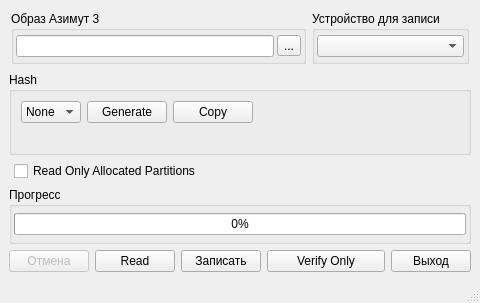
First picture: the form in src/mainwindow.ui, repository TBDD-RU/azimuth3imager, before the edit.
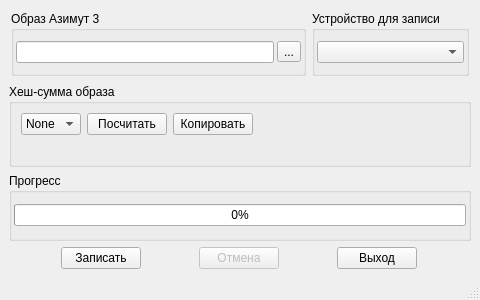
Second picture: the form after the edit. Icons and pictures are not drawn. Custom widgets are drawn as their Qt base class.

Commit message: some excess buttons removed; some other unimportant changes

What changed in the file:
```diff
--- a/src/mainwindow.ui
+++ b/src/mainwindow.ui
@@ -7,7 +7,7 @@
     <x>0</x>
     <y>0</y>
     <width>480</width>
-    <height>303</height>
+    <height>300</height>
    </rect>
   </property>
   <property name="sizePolicy">
@@ -125,7 +125,7 @@
     <item>
      <widget class="QGroupBox" name="hashGroup">
       <property name="title">
-       <string>Hash</string>
+       <string>Хеш-сумма образа</string>
       </property>
       <layout class="QVBoxLayout" name="verticalLayout">
        <item>
@@ -169,7 +169,7 @@
             <string notr="true">padding: 0em .5em 0em .5em;</string>
            </property>
            <property name="text">
-            <string>Generate</string>
+            <string>Посчитать</string>
            </property>
           </widget>
          </item>
@@ -188,7 +188,7 @@
             <string notr="true">padding: 0em .5em 0em .5em;</string>
            </property>
            <property name="text">
-            <string>Copy</string>
+            <string>Копировать</string>
            </property>
           </widget>
          </item>
@@ -229,39 +229,6 @@
       </layout>
      </widget>
     </item>
-    <item>
-     <layout class="QHBoxLayout">
-      <property name="leftMargin">
-       <number>5</number>
-      </property>
-      <item>
-       <widget class="QCheckBox" name="partitionCheckBox">
-        <property name="sizePolicy">
-         <sizepolicy hsizetype="Fixed" vsizetype="Fixed">
-          <horstretch>0</horstretch>
-          <verstretch>0</verstretch>
-         </sizepolicy>
-        </property>
-        <property name="text">
-         <string>Read Only Allocated Partitions</string>
-        </property>
-       </widget>
-      </item>
-      <item>
-       <spacer name="horizontalSpacer_4">
-        <property name="orientation">
-         <enum>Qt::Horizontal</enum>
-        </property>
-        <property name="sizeHint" stdset="0">
-         <size>
-          <width>40</width>
-          <height>20</height>
-         </size>
-        </property>
-       </spacer>
-      </item>
-     </layout>
-    </item>
     <item>
      <widget class="QGroupBox" name="groupBox_5">
       <property name="title">
@@ -301,6 +268,22 @@
     </item>
     <item>
      <layout class="QHBoxLayout">
+      <item>
+       <widget class="QPushButton" name="bWrite">
+        <property name="sizePolicy">
+         <sizepolicy hsizetype="Fixed" vsizetype="Fixed">
+          <horstretch>0</horstretch>
+          <verstretch>0</verstretch>
+         </sizepolicy>
+        </property>
+        <property name="statusTip">
+         <string>Записать образ на носитель</string>
+        </property>
+        <property name="text">
+         <string>Записать</string>
+        </property>
+       </widget>
+      </item>
       <item>
        <widget class="QPushButton" name="bCancel">
         <property name="enabled">
@@ -320,51 +303,6 @@
         </property>
        </widget>
       </item>
-      <item>
-       <widget class="QPushButton" name="bRead">
-        <property name="sizePolicy">
-         <sizepolicy hsizetype="Fixed" vsizetype="Fixed">
-          <horstretch>0</horstretch>
-          <verstretch>0</verstretch>
-         </sizepolicy>
-        </property>
-        <property name="toolTip">
-         <string/>
-        </property>
-        <property name="statusTip">
-         <string>Read data from 'Device' to 'Image File'</string>
-        </property>
-        <property name="text">
-         <string>Read</string>
-        </property>
-       </widget>
-      </item>
-      <item>
-       <widget class="QPushButton" name="bWrite">
-        <property name="sizePolicy">
-         <sizepolicy hsizetype="Fixed" vsizetype="Fixed">
-          <horstretch>0</horstretch>
-          <verstretch>0</verstretch>
-         </sizepolicy>
-        </property>
-        <property name="statusTip">
-         <string>Записать образ на носитель</string>
-        </property>
-        <property name="text">
-         <string>Записать</string>
-        </property>
-       </widget>
-      </item>
-      <item>
-       <widget class="QPushButton" name="bVerify">
-        <property name="toolTip">
-         <string>Verify the image file with the selected drive</string>
-        </property>
-        <property name="text">
-         <string>Verify Only</string>
-        </property>
-       </widget>
-      </item>
       <item>
        <widget class="QPushButton" name="bExit">
         <property name="sizePolicy">
```
Left out of the diff: 2 changed lines with no effect on the pictures. The commit also changes 4 other files.
